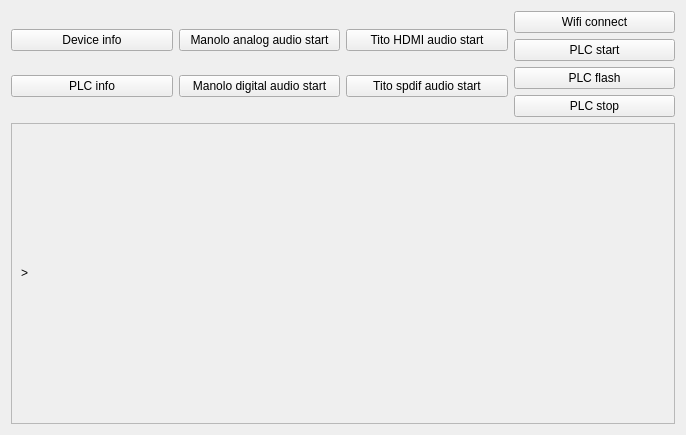
This is certif_tools/gui/CertifUIModel.ui in eve-devialet/divers as Qt 5 draws it before an edit. The edited form follows.
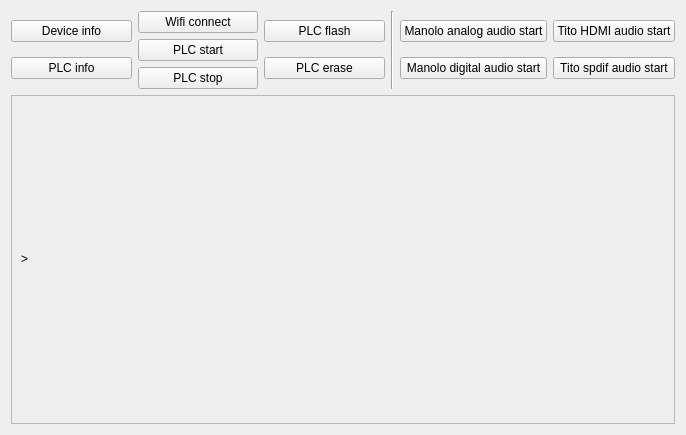
This is the edited form.

Commit message: Added plc stop. Regulators commands support is now in img scripts, not in Python code.

```diff
--- a/certif_tools/gui/CertifUIModel.ui
+++ b/certif_tools/gui/CertifUIModel.ui
@@ -13,7 +13,7 @@
   <property name="windowTitle">
    <string>Form</string>
   </property>
-  <layout class="QVBoxLayout" name="verticalLayout_6">
+  <layout class="QVBoxLayout" name="verticalLayout_7">
    <item>
     <layout class="QHBoxLayout" name="horizontalLayout_2">
      <item>
@@ -34,6 +34,56 @@
        </item>
       </layout>
      </item>
+     <item>
+      <layout class="QVBoxLayout" name="verticalLayout_4">
+       <item>
+        <widget class="QPushButton" name="wifiConnect">
+         <property name="text">
+          <string>Wifi connect</string>
+         </property>
+        </widget>
+       </item>
+       <item>
+        <widget class="QPushButton" name="plcStart">
+         <property name="text">
+          <string>PLC start</string>
+         </property>
+        </widget>
+       </item>
+       <item>
+        <widget class="QPushButton" name="plcStop">
+         <property name="text">
+          <string>PLC stop</string>
+         </property>
+        </widget>
+       </item>
+      </layout>
+     </item>
+     <item>
+      <layout class="QVBoxLayout" name="verticalLayout_6">
+       <item>
+        <widget class="QPushButton" name="plcFlash">
+         <property name="text">
+          <string>PLC flash</string>
+         </property>
+        </widget>
+       </item>
+       <item>
+        <widget class="QPushButton" name="plcErase">
+         <property name="text">
+          <string>PLC erase</string>
+         </property>
+        </widget>
+       </item>
+      </layout>
+     </item>
+     <item>
+      <widget class="Line" name="line">
+       <property name="orientation">
+        <enum>Qt::Vertical</enum>
+       </property>
+      </widget>
+     </item>
      <item>
       <layout class="QVBoxLayout" name="verticalLayout_3">
        <item>
@@ -70,38 +120,6 @@
        </item>
       </layout>
      </item>
-     <item>
-      <layout class="QVBoxLayout" name="verticalLayout_4">
-       <item>
-        <widget class="QPushButton" name="wifiConnect">
-         <property name="text">
-          <string>Wifi connect</string>
-         </property>
-        </widget>
-       </item>
-       <item>
-        <widget class="QPushButton" name="plcStart">
-         <property name="text">
-          <string>PLC start</string>
-         </property>
-        </widget>
-       </item>
-       <item>
-        <widget class="QPushButton" name="plcFlash">
-         <property name="text">
-          <string>PLC flash</string>
-         </property>
-        </widget>
-       </item>
-       <item>
-        <widget class="QPushButton" name="plcStop">
-         <property name="text">
-          <string>PLC stop</string>
-         </property>
-        </widget>
-       </item>
-      </layout>
-     </item>
     </layout>
    </item>
    <item>
```
The commit also changes 4 other files.
